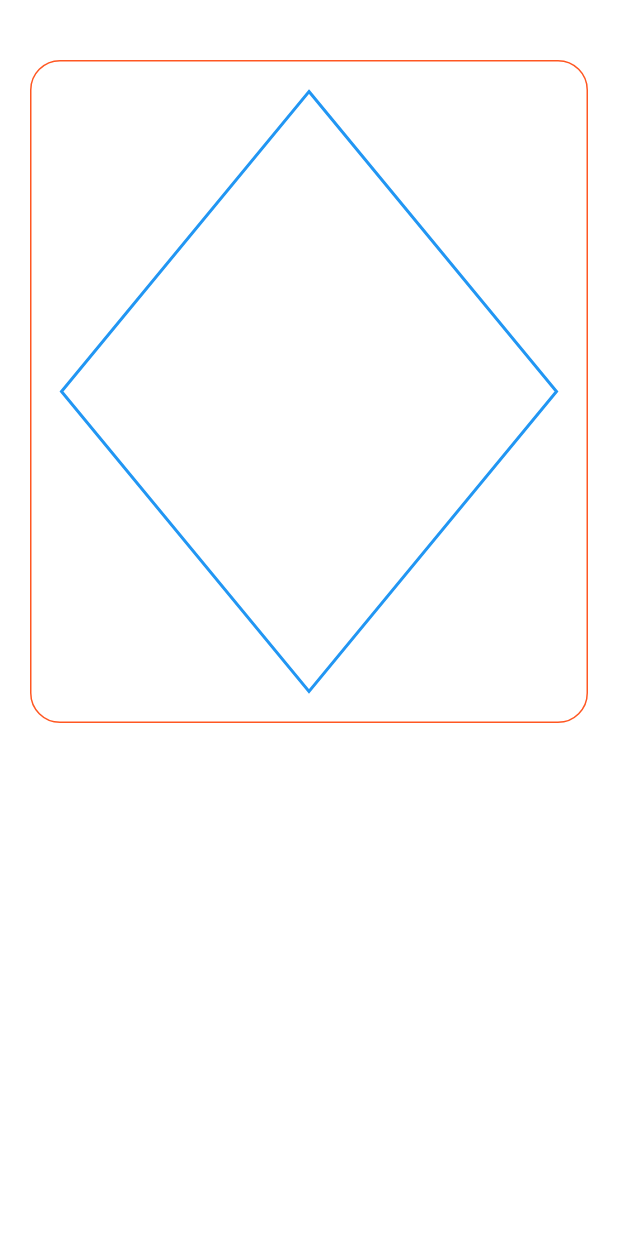
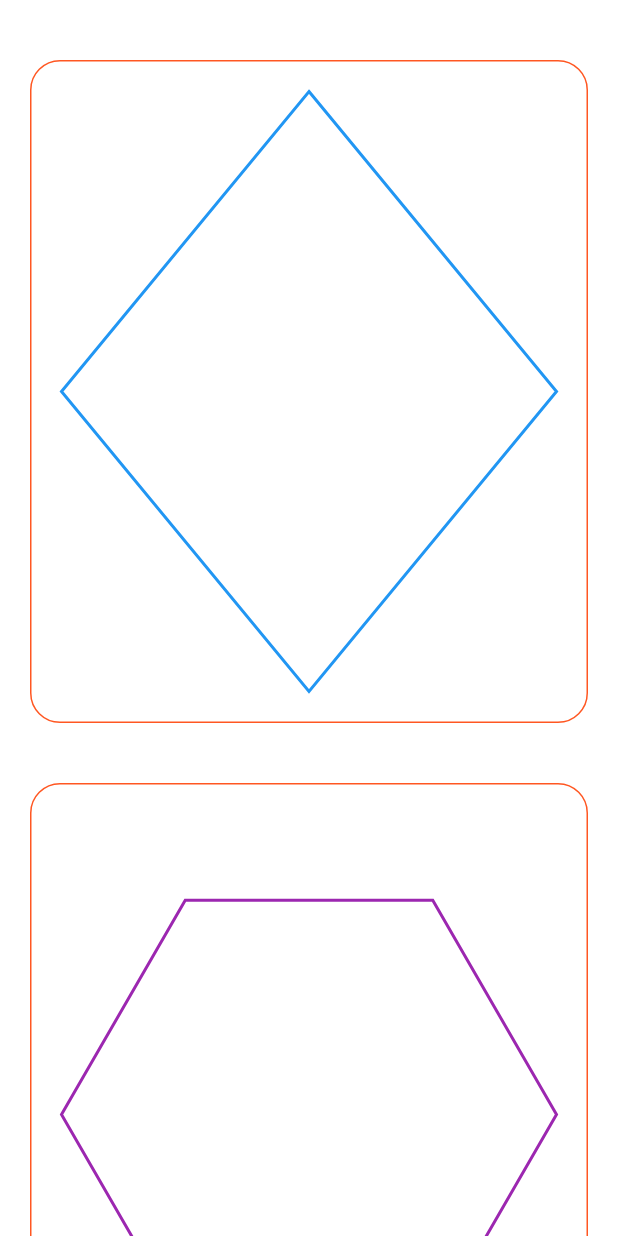
Before and after one commit to sandesh-z/flutter_animation_challenge, a Flutter app: the screen it shows after launch, after a tap on "Shapes", on a phone screen of 412 x 824 dp. Run offline on Flutter 3.47's test engine with Material 3 defaults, Android fonts, the phone set to English and light mode, and no system bars; our stand-ins replace palette_generator.

Commit message:
hexagon painter added

```diff
--- /dev/null
+++ b/lib/shapes/hexagon_painter.dart
@@ -0,0 +1,55 @@
+import 'dart:math';
+
+import 'package:flutter/material.dart';
+
+class HexagonPainter extends CustomPainter {
+  @override
+  void paint(Canvas canvas, Size size) {
+    Paint paint = Paint()
+      ..color = Colors.purple
+      ..strokeWidth = 2.0
+      ..style = PaintingStyle.stroke;
+
+    // Path path = Path();
+    // path.moveTo(size.width / 2, 0); // top point
+
+    // path.lineTo(size.width, size.height / 4);
+
+    // path.lineTo(size.width, size.height - size.height / 4);
+
+    // path.lineTo(size.width / 2, size.height);
+
+    // path.lineTo(0, size.height - size.height / 4);
+
+    // path.lineTo(0, size.height / 4);
+    // path.close(); // close the path to draw a complete shape
+
+    // canvas.drawPath(path, paint);
+
+    //draw equal sides(with chatgpt)
+    double sideLength = size.width / 2;
+
+    double centerX = size.width / 2;
+    double centerY = size.height / 2;
+
+    Path path = Path();
+
+    path.moveTo(centerX + sideLength * cos(0), centerY + sideLength * sin(0));
+
+    for (int i = 1; i <= 6; i++) {
+      path.lineTo(
+        centerX + sideLength * cos(i * 2 * pi / 6),
+        centerY + sideLength * sin(i * 2 * pi / 6),
+      );
+    }
+
+    path.close(); // close the path to draw a complete shape
+
+    canvas.drawPath(path, paint);
+  }
+
+  @override
+  bool shouldRepaint(CustomPainter oldDelegate) {
+    return false;
+  }
+}
--- a/lib/shapes/shapes.dart
+++ b/lib/shapes/shapes.dart
@@ -1,6 +1,6 @@
 import 'package:flutter/material.dart';
-import 'package:flutter/widgets.dart';
 import 'package:flutter_animation_challenge/shapes/daimond_painter.dart';
+import 'package:flutter_animation_challenge/shapes/hexagon_painter.dart';
 
 class ShapePage extends StatelessWidget {
   const ShapePage({super.key});
@@ -10,11 +10,14 @@
     return Scaffold(
       backgroundColor: Colors.white,
       body: SafeArea(
-        child: Column(
-          children: [
-            const SizedBox(height: 20.0),
-            _shapeItem(painter: DiamondPainter())
-          ],
+        child: SingleChildScrollView(
+          child: Column(
+            children: [
+              const SizedBox(height: 20.0),
+              _shapeItem(painter: DiamondPainter()),
+              _shapeItem(painter: HexagonPainter())
+            ],
+          ),
         ),
       ),
     );
```
